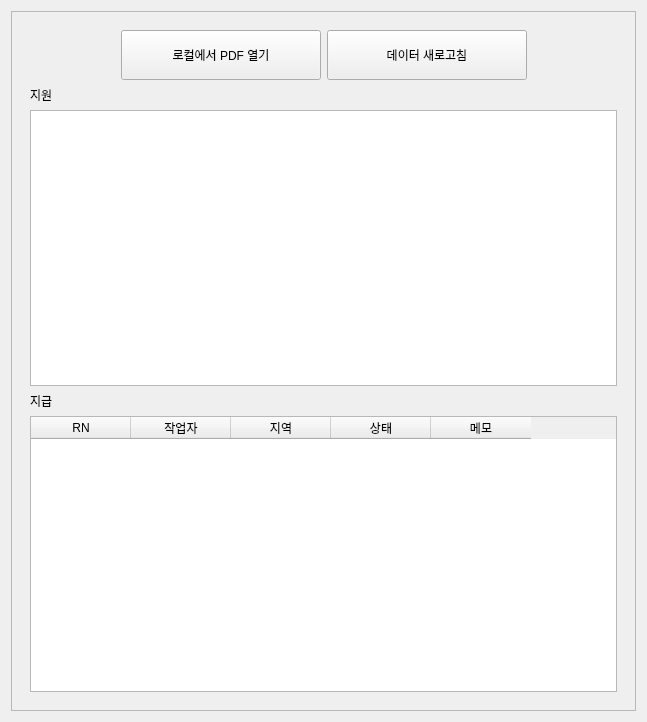
The window that ui/pdf_load_area.ui (Glen-Lee-glitch/new_viewer) describes before a commit, drawn with Qt 5.
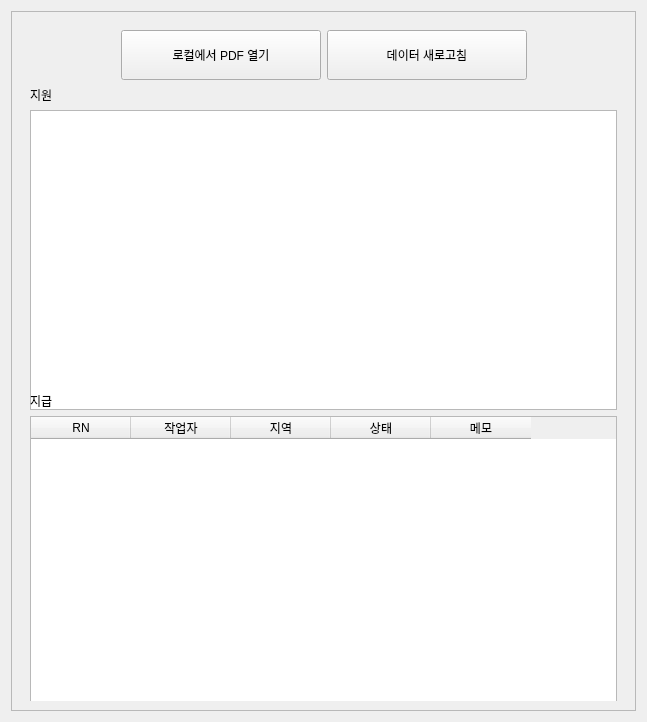
The same window after the commit.

Commit message:
feat: complement_table_widget 행 수 확장 및 테이블 높이 통일
- complement_table_widget 최대 행 수를 10개에서 20개로 증가
- 두 테이블의 높이를 300px로 통일하여 UI 일관성 개선
- 20개 행 초과 시 자동 스크롤 기능 활성화

What changed in the file:
```diff
--- a/ui/pdf_load_area.ui
+++ b/ui/pdf_load_area.ui
@@ -147,6 +147,18 @@
               <property name="selectionBehavior">
                <enum>QAbstractItemView::SelectionBehavior::SelectRows</enum>
               </property>
+              <property name="maximumSize">
+               <size>
+                <width>16777215</width>
+                <height>300</height>
+               </size>
+              </property>
+              <property name="minimumSize">
+               <size>
+                <width>0</width>
+                <height>300</height>
+               </size>
+              </property>
               <attribute name="verticalHeaderVisible">
                <bool>false</bool>
               </attribute>
@@ -161,6 +173,18 @@
             </item>
             <item>
              <widget class="QTableWidget" name="tableWidget">
+              <property name="maximumSize">
+               <size>
+                <width>16777215</width>
+                <height>300</height>
+               </size>
+              </property>
+              <property name="minimumSize">
+               <size>
+                <width>0</width>
+                <height>300</height>
+               </size>
+              </property>
               <attribute name="verticalHeaderVisible">
                <bool>false</bool>
               </attribute>
```
The commit also changes 1 other file.
